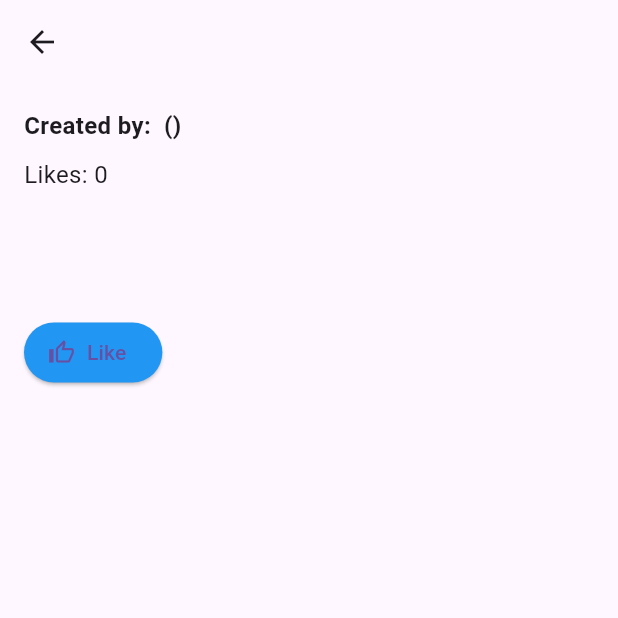
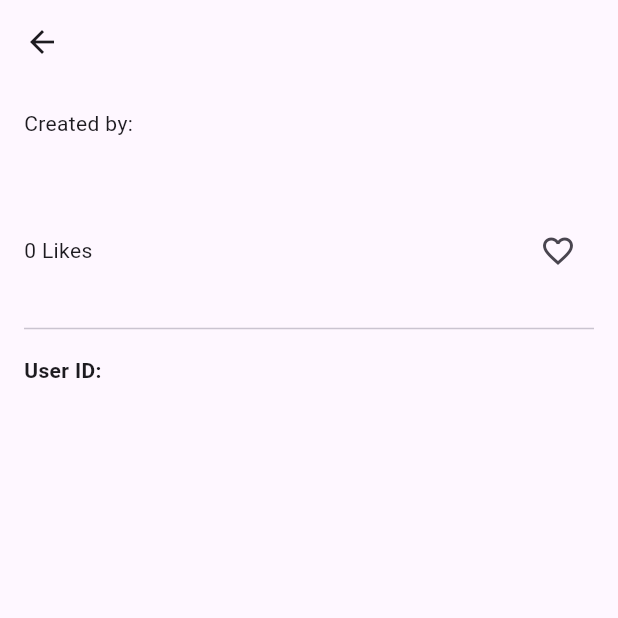
Before and after one commit to BenHadjKhalifaMedAziz/threads, a Flutter app: the ThreadDetailPage screen opened directly with empty values, on a phone screen of 412 x 824 dp, the top half of it. Run offline on Flutter 3.47's test engine with Material 3 defaults, Android fonts, the phone set to English and light mode, and no system bars; our stand-ins replace cloud_firestore, firebase_core; accounts and stored records are empty.

Commit message:
like perfect -1

```diff
--- a/lib/pages/thread_detail_page.dart
+++ b/lib/pages/thread_detail_page.dart
@@ -1,17 +1,19 @@
-import 'package:cloud_firestore/cloud_firestore.dart';
 import 'package:flutter/material.dart';
 import 'package:threads/model/thread.dart';
-import 'package:threads/model/user.dart';
 import 'package:threads/services/thread_service.dart';
 
 class ThreadDetailPage extends StatefulWidget {
   final Thread thread;
-  final User user;
+  final String username; // Currently logged-in user's username
+  final String role;     // Currently logged-in user's role
+  final String userId;   // Currently logged-in user's ID
 
   const ThreadDetailPage({
     Key? key,
     required this.thread,
-    required this.user,
+    required this.username,
+    required this.role,
+    required this.userId,
   }) : super(key: key);
 
   @override
@@ -29,81 +31,67 @@ class _ThreadDetailPageState extends State<ThreadDetailPage> {
   }
 
   Future<void> _toggleLike() async {
-    await _threadService.toggleLike(_thread.id, widget.user.id);
+    await _threadService.toggleLike(_thread.id, widget.userId); // Call the existing toggleLike method
 
-    // Refresh the thread details after toggling
-    DocumentSnapshot updatedThreadDoc = await FirebaseFirestore.instance
-        .collection('threads')
-        .doc(_thread.id)
-        .get();
+    // Reload the thread to get updated likes
+    final updatedThread = await _threadService.getThread(_thread.id);
+    if (updatedThread != null) {
       setState(() {
-      _thread = Thread.fromMap(
-          updatedThreadDoc.data() as Map<String, dynamic>, _thread.id);
+        _thread = updatedThread; // Update the local thread object with new data
       });
+    }
   }
 
   @override
   Widget build(BuildContext context) {
-    bool userLiked = _thread.likedUsers.contains(widget.user.id);
-
     return Scaffold(
       appBar: AppBar(
-        title: Text(_thread.title),
+        title: Text(_thread.title), // Display thread title in the app bar
       ),
       body: Padding(
         padding: const EdgeInsets.all(16.0),
         child: Column(
           crossAxisAlignment: CrossAxisAlignment.start,
           children: [
-            Text(
-              'Created by: ${widget.user.name} (${widget.user.role})',
-              style: const TextStyle(fontSize: 16, fontWeight: FontWeight.bold),
+            Text('Created by: ${_thread.userId}'), // Display creator ID
+            const SizedBox(height: 10),
+            Text(_thread.text),
+            const SizedBox(height: 10),
+            // Display images if available
+            if (_thread.images.isNotEmpty)
+              Column(
+                children: _thread.images.map((url) {
+                  return Padding(
+                    padding: const EdgeInsets.symmetric(vertical: 4.0),
+                    child: Image.network(url),
+                  );
+                }).toList(),
               ),
             const SizedBox(height: 10),
-            Text(
-              'Likes: ${_thread.nbLikes}',
-              style: const TextStyle(fontSize: 16),
+            Row(
+              mainAxisAlignment: MainAxisAlignment.spaceBetween,
+              children: [
+                Text('${_thread.nbLikes} Likes'),
+                IconButton(
+                  icon: Icon(
+                    _thread.likedUsers.contains(widget.userId)
+                        ? Icons.favorite
+                        : Icons.favorite_border,
+                    color: _thread.likedUsers.contains(widget.userId)
+                        ? Colors.red
+                        : null,
                   ),
-            const SizedBox(height: 20),
-            Text(
-              _thread.text,
-              style: const TextStyle(fontSize: 16),
-            ),
-            const SizedBox(height: 20),
-            if (_thread.images.isNotEmpty) ...[
-              const Text(
-                'Images:',
-                style: TextStyle(fontSize: 16, fontWeight: FontWeight.bold),
-              ),
-              const SizedBox(height: 10),
-              SizedBox(
-                height: 200,
-                child: ListView.builder(
-                  scrollDirection: Axis.horizontal,
-                  itemCount: _thread.images.length,
-                  itemBuilder: (context, index) {
-                    return Padding(
-                      padding: const EdgeInsets.only(right: 8.0),
-                      child: Image.network(
-                        _thread.images[index],
-                        width: 150,
-                        height: 150,
-                        fit: BoxFit.cover,
-                        errorBuilder: (context, error, stackTrace) => const Icon(Icons.error),
-                      ),
-                    );
-                  },
-                ),
+                  onPressed: _toggleLike,
                 ),
               ],
-            const SizedBox(height: 20),
-            ElevatedButton.icon(
-              onPressed: _toggleLike,
-              icon: Icon(userLiked ? Icons.thumb_up : Icons.thumb_up_outlined),
-              label: Text(userLiked ? 'Unlike' : 'Like'),
-              style: ElevatedButton.styleFrom(
-                backgroundColor: userLiked ? Colors.red : Colors.blue,
             ),
+            const SizedBox(height: 20), // Spacer before the connected user info
+            Divider(), // Optional divider for better layout
+            const SizedBox(height: 10), // Spacer
+            // Display connected user details at the bottom
+            Text(
+              'User ID: ${widget.userId}', // Display connected user's ID
+              style: TextStyle(fontWeight: FontWeight.bold),
             ),
           ],
         ),
--- a/lib/pages/threads_main_page.dart
+++ b/lib/pages/threads_main_page.dart
@@ -71,7 +71,12 @@ class _ThreadsMainPageState extends State<ThreadsMainPage> {
     Navigator.push(
       context,
       MaterialPageRoute(
-        builder: (context) => ThreadDetailPage(thread: thread, user: user),
+        builder: (context) => ThreadDetailPage(
+          thread: thread,
+          username: widget.username, // Pass connected user's username
+          role: widget.role,         // Pass connected user's role
+          userId: widget.userId,     // Pass connected user's ID
+        ),
       ),
     );
   }
```
Also changed, not shown: lib/services/thread_service.dart (+10 -4 lines). Lines whose indentation alone changed are shown as unchanged.
